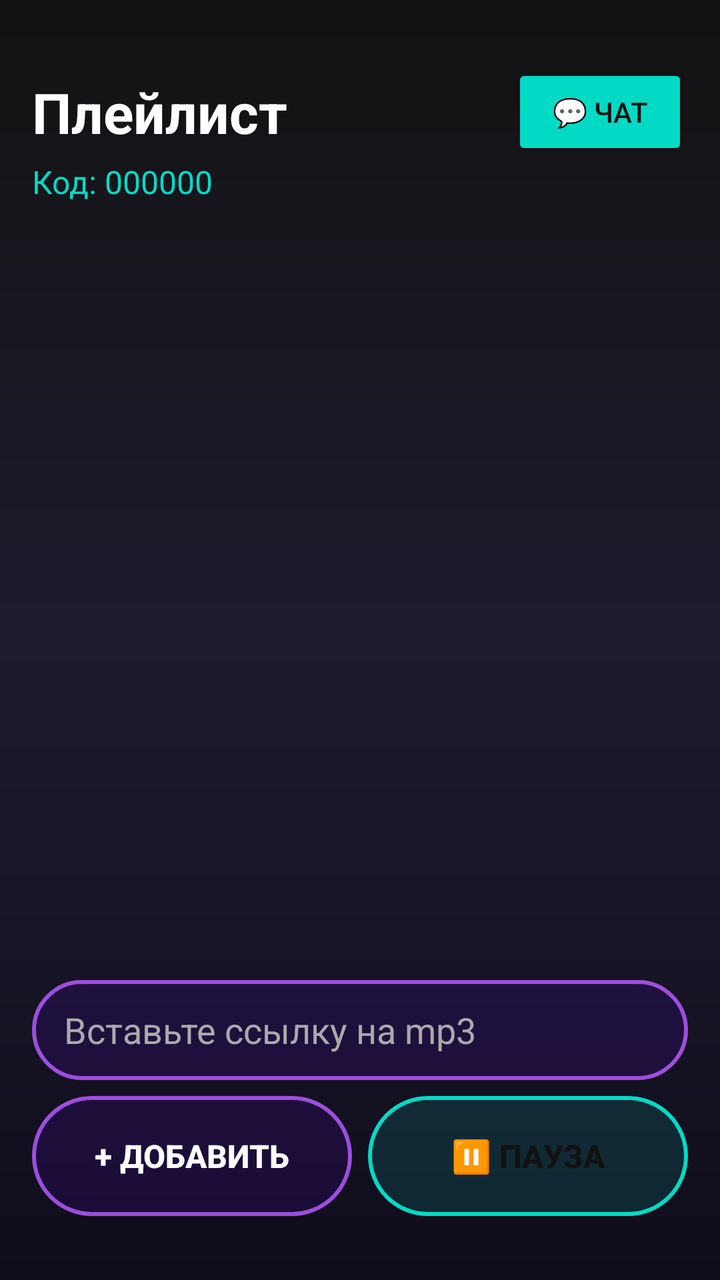
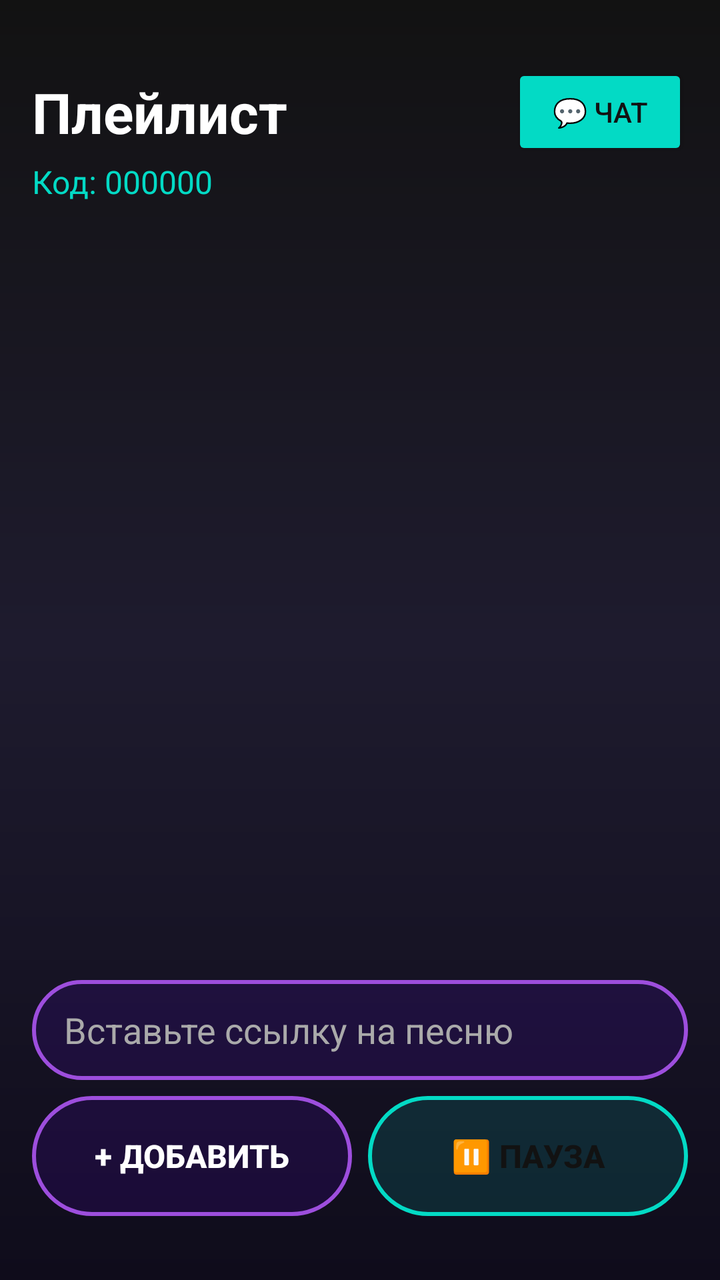

The first picture is an Android layout as it rendered before a commit; the second is the same layout after the commit. The layout source and the unified diff follow.
<!-- AndroidManifest.xml: application theme Theme.AppCompat.NoActionBar -->
<!-- res/layout/activity_playlist.xml -->
<?xml version="1.0" encoding="utf-8"?>
<LinearLayout xmlns:android="http://schemas.android.com/apk/res/android"
    android:layout_width="match_parent"
    android:layout_height="match_parent"
    android:orientation="vertical"
    android:padding="16dp"
    android:background="@drawable/bg_gradient">

    
    <LinearLayout
        android:layout_width="match_parent"
        android:layout_height="wrap_content"
        android:orientation="horizontal"
        android:gravity="center_vertical"
        android:layout_marginTop="16dp">
        
        <TextView
            android:layout_width="0dp"
            android:layout_height="wrap_content"
            android:layout_weight="1"
            android:text="Плейлист"
            android:textSize="28sp"
            android:textStyle="bold"
            android:textColor="#FFFFFF" />

        <Button
            android:id="@+id/btnChat"
            android:layout_width="wrap_content"
            android:layout_height="48dp"
            android:text="💬 Чат"
            android:textSize="14sp"
            android:backgroundTint="#03DAC5"
            android:textColor="#121212"/>
    </LinearLayout>

    <TextView
        android:id="@+id/tvPlaylistCode"
        android:layout_width="wrap_content"
        android:layout_height="wrap_content"
        android:text="Код: 000000"
        android:textSize="16sp"
        android:textColor="#03DAC5"
        android:layout_marginBottom="16dp" />

    <ListView
        android:id="@+id/lvTracks"
        android:layout_width="match_parent"
        android:layout_height="0dp"
        android:layout_weight="1"
        android:divider="#333333"
        android:dividerHeight="1dp" />

    <EditText
        android:id="@+id/etTrackUrl"
        android:layout_width="match_parent"
        android:layout_height="50dp"
        android:background="@drawable/btn_neon_purple"
        android:paddingHorizontal="16dp"
        android:hint="Вставьте ссылку на mp3"
        android:textColorHint="#AAAAAA"
        android:textColor="#FFFFFF"
        android:inputType="textUri"
        android:layout_marginTop="8dp"
        android:layout_marginBottom="8dp"/>

    <LinearLayout
        android:layout_width="match_parent"
        android:layout_height="wrap_content"
        android:orientation="horizontal"
        android:layout_marginBottom="16dp">

        <Button
            android:id="@+id/btnAddTrack"
            android:layout_width="0dp"
            android:layout_height="60dp"
            android:layout_weight="1"
            android:text="+ Добавить"
            android:textSize="16sp"
            android:textStyle="bold"
            android:textColor="#FFFFFF"
            android:background="@drawable/btn_neon_purple"
            android:stateListAnimator="@null"
            android:layout_marginEnd="8dp"/>

        <Button
            android:id="@+id/btnPlayPause"
            android:layout_width="0dp"
            android:layout_height="60dp"
            android:layout_weight="1"
            android:text="⏸ Пауза"
            android:textSize="16sp"
            android:textStyle="bold"
            android:textColor="#121212"
            android:background="@drawable/btn_neon_cyan"
            android:stateListAnimator="@null"/>
    </LinearLayout>

</LinearLayout>
<!-- resources referenced by this layout -->
<resources>
  <!-- drawable bg_gradient (drawable) -->
  <?xml version="1.0" encoding="utf-8"?>
  <shape xmlns:android="http://schemas.android.com/apk/res/android">
      <gradient
          android:angle="270"
          android:startColor="#121212"
          android:centerColor="#1E1B2E"
          android:endColor="#0F0C1B"
          android:type="linear" />
  </shape>
  <!-- drawable btn_neon_cyan (drawable) -->
  <?xml version="1.0" encoding="utf-8"?>
  <shape xmlns:android="http://schemas.android.com/apk/res/android">
      <solid android:color="#2003DAC5" />
      <stroke android:width="2dp" android:color="#03DAC5" />
      <corners android:radius="30dp" />
  </shape>
  <!-- drawable btn_neon_purple (drawable) -->
  <?xml version="1.0" encoding="utf-8"?>
  <shape xmlns:android="http://schemas.android.com/apk/res/android">
      <solid android:color="#206200EE" /> 
      <stroke android:width="2dp" android:color="#9D4EDD" /> 
      <corners android:radius="30dp" /> 
  </shape>
  <style name="Theme.AppCompat.NoActionBar" parent="Theme.AppCompat.Light.NoActionBar">
          <item name="colorPrimary">#6200EE</item>
          <item name="colorPrimaryDark">#3700B3</item>
          <item name="colorAccent">#03DAC5</item>
          <item name="android:windowBackground">#121212</item>
      </style>
</resources>

<!-- the commit's change to res/layout/activity_playlist.xml (unified diff, before → after) -->
@@ -6,7 +6,6 @@
     android:padding="16dp"
     android:background="@drawable/bg_gradient">
 
-    
     <LinearLayout
         android:layout_width="match_parent"
         android:layout_height="wrap_content"
@@ -56,7 +55,7 @@
         android:layout_height="50dp"
         android:background="@drawable/btn_neon_purple"
         android:paddingHorizontal="16dp"
-        android:hint="Вставьте ссылку на mp3"
+        android:hint="Вставьте ссылку на песню"
         android:textColorHint="#AAAAAA"
         android:textColor="#FFFFFF"
         android:inputType="textUri"
